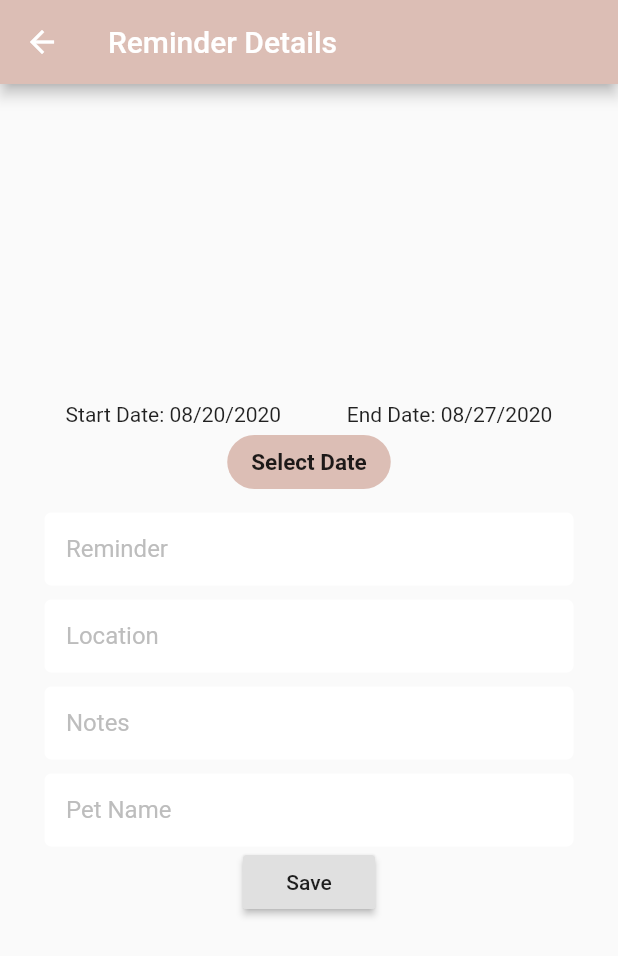
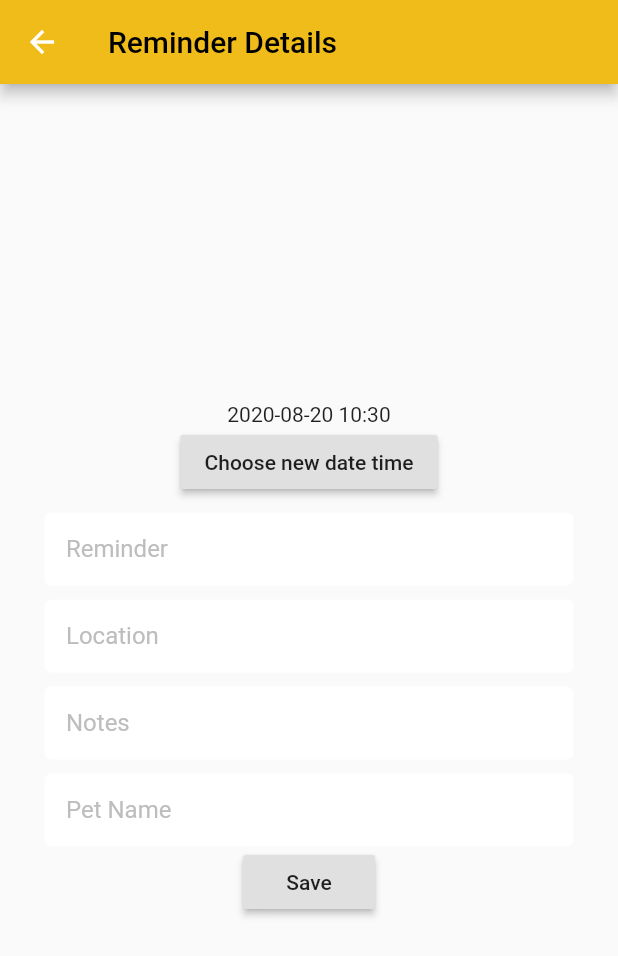
Before and after one commit to nadjwarazali/pawspital_app, a Flutter app: the NewReminder screen opened directly with empty values, on a phone screen of 412 x 824 dp. Shown: the top 956 px of the screen. Run offline on Flutter 3.47's test engine with Material 2 defaults, Android fonts, the phone set to English and light mode, and no system bars; our stand-ins replace auto_size_text, cloud_firestore, curved_navigation_bar, firebase_auth, flutter_spinkit, google_sign_in; missing offline and left inert: date_range_picker, flutter_auth_buttons; accounts and stored records are empty.

Commit message:
added Time and Date function

```diff
--- a/lib/models/reminder.dart
+++ b/lib/models/reminder.dart
@@ -6,20 +6,16 @@ class Reminder{
   String reminderTitle;
   String location;
   String notes;
-  DateTime startDate;
-  TimeOfDay startTime;
-  DateTime endDate;
   String pet;
   String documentId;
+  DateTime selectedDate;
 
   Reminder(
       this.reminderTitle,
       this.location,
       this.notes,
-      this.startDate,
-      this.startTime,
-      this.endDate,
-      this.pet
+      this.pet,
+      this.selectedDate
       );
 
 
@@ -27,20 +23,16 @@ class Reminder{
     'reminderTitle': reminderTitle,
     'location' : location,
     'notes' : notes,
-    'startDate': startDate,
-    'startTime': startTime,
-    'endDate': endDate,
     'pet': pet,
+    'selectedDate' : selectedDate
   };
 
   Reminder.fromSnapshot(DocumentSnapshot snapshot) :
      reminderTitle  = snapshot['reminderTitle'],
      location  = snapshot['location'],
      notes  = snapshot['notes'],
-     startDate  = snapshot['startDate'],
-     startTime  = snapshot['startTime'],
-     endDate = snapshot['endDate'],
      pet  = snapshot['pet'],
+     selectedDate = snapshot['selectedDate'],
      documentId = snapshot.documentID;
 
 }
--- a/lib/screens/reminder/add_reminder.dart
+++ b/lib/screens/reminder/add_reminder.dart
@@ -6,6 +6,7 @@ import 'package:date_range_picker/date_range_picker.dart' as DateRangePicker;
 import 'package:intl/intl.dart';
 import 'package:pawspitalapp/services/provider_widget.dart';
 
+import 'date_time_dialog.dart';
 
 class NewReminder extends StatefulWidget {
   final Reminder reminder;
@@ -16,26 +17,29 @@ class NewReminder extends StatefulWidget {
 }
 
 class _NewReminderState extends State<NewReminder> {
-  DateTime _startDate = DateTime.now();
-  DateTime _endDate = DateTime.now().add(Duration(days: 7));
+  final db = Firestore.instance;
+  DateTime selectedDate = DateTime.now();
+  final DateFormat dateFormat = DateFormat('yyyy-MM-dd HH:mm');
 
 
-  final db = Firestore.instance;
+//  DateTime _startDate = DateTime.now();
+//  DateTime _endDate = DateTime.now().add(Duration(days: 7));
+//  TimeOfDay _time = TimeOfDay(hour: DateTime.now().hour, minute: DateTime.now().minute);
 
-  Future displayDateRangePicker(BuildContext context) async {
-    final List<DateTime> picked = await DateRangePicker.showDatePicker(
-        context: context,
-        initialFirstDate: _startDate,
-        initialLastDate: _endDate,
-        firstDate: new DateTime(DateTime.now().year - 50),
-        lastDate: new DateTime(DateTime.now().year + 50));
-    if (picked != null && picked.length == 2) {
-      setState(() {
-        _startDate = picked[0];
-        _endDate = picked[1];
-      });
-    }
-  }
+//  Future displayDateRangePicker(BuildContext context) async {
+//    final List<DateTime> picked = await DateRangePicker.showDatePicker(
+//        context: context,
+//        initialFirstDate: _startDate,
+//        initialLastDate: _endDate,
+//        firstDate: new DateTime(DateTime.now().year - 50),
+//        lastDate: new DateTime(DateTime.now().year + 50));
+//    if (picked != null && picked.length == 2) {
+//      setState(() {
+//        _startDate = picked[0];
+//        _endDate = picked[1];
+//      });
+//    }
+//  }
 
 
   @override
@@ -47,40 +51,33 @@ class _NewReminderState extends State<NewReminder> {
     _titleController.text = widget.reminder.reminderTitle;
     _locationController.text = widget.reminder.location;
     _notesController.text = widget.reminder.notes;
-    _petController.text = widget.reminder.notes;
+    _petController.text = widget.reminder.pet;
 
     return Scaffold(
       appBar: AppBar(
-        title: Text("Reminder Details"),
-        backgroundColor: Color.fromRGBO(220, 190, 181, 1),
+        title: Text("Reminder Details",
+        style: TextStyle(
+          color: Colors.black,
+        ),
+        ),
+        backgroundColor: Color.fromRGBO(240, 188, 26, 1),
       ),
       body: Center(
         child: SingleChildScrollView(
           child: Column(
             mainAxisAlignment: MainAxisAlignment.center,
             children: <Widget>[
-              Row(
-                mainAxisAlignment: MainAxisAlignment.spaceEvenly,
-                children: <Widget>[
-                  Text(
-                      "Start Date: ${DateFormat('MM/dd/yyyy').format(_startDate).toString()}"),
-                  Text(
-                      "End Date: ${DateFormat('MM/dd/yyyy').format(_endDate).toString()}"),
-                ],
-              ),
-              Container(
-                 child: FlatButton(
-                  child: Text("Select Date",
-                      style: TextStyle(
-                          fontSize: 15.0, fontWeight: FontWeight.w600)),
-                  onPressed: () async {
-                    await displayDateRangePicker(context);
-                  },
-//                ),
-                  shape: RoundedRectangleBorder(
-                      borderRadius: BorderRadius.circular(30.0)),
-                  color: Color.fromRGBO(220, 190, 181, 1),
-                ),
+              Text(dateFormat.format(selectedDate)),
+              RaisedButton(
+                child: Text('Choose new date time'),
+                onPressed: () async {
+                  showDateTimeDialog(context, initialDate: selectedDate,
+                      onSelectedDate: (selectedDate) {
+                        setState(() {
+                          this.selectedDate = selectedDate;
+                        });
+                      });
+                },
               ),
               SizedBox(
                 height: 10.0,
@@ -131,12 +128,13 @@ class _NewReminderState extends State<NewReminder> {
                 child: Text("Save"),
                 onPressed: () async {
 
-                  widget.reminder.endDate = _endDate;
+//                  widget.reminder.endDate = _endDate;
                   widget.reminder.reminderTitle = _titleController.text;
                   widget.reminder.location = _locationController.text;
                   widget.reminder.notes = _notesController.text;
-                  widget.reminder.startDate = _startDate;
+//                  widget.reminder.startDate = _startDate;
                   widget.reminder.pet = _petController.text;
+                  widget.reminder.selectedDate = selectedDate;
 
                   final uid = await Provider.of(context).auth.getCurrentUID();
                   await db
--- a/pubspec.yaml
+++ b/pubspec.yaml
@@ -36,6 +36,7 @@ dependencies:
   auto_size_text: ^2.1.0
   flutter_auth_buttons: ^0.8.0
   google_sign_in: ^4.4.6
+  flutter_local_notifications: ^1.3.0
 
 dev_dependencies:
   flutter_test:
```
Also changed, not shown: lib/screens/reminder/reminder_view.dart (+27 -16 lines), pubspec.lock.
